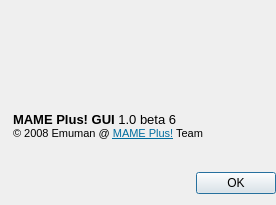
First picture: the form in trunk/qtui/about.ui, repository svn2github/mameplus, before the edit.
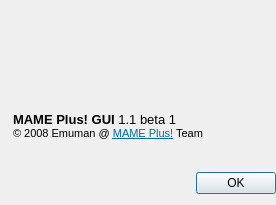
Second picture: the form after the edit. Icons and pictures are not drawn.

```diff
--- a/trunk/qtui/about.ui
+++ b/trunk/qtui/about.ui
@@ -49,7 +49,7 @@
 &lt;html>&lt;head>&lt;meta name="qrichtext" content="1" />&lt;style type="text/css">
 p, li { white-space: pre-wrap; }
 &lt;/style>&lt;/head>&lt;body style=" font-family:'MS Shell Dlg 2'; font-size:8.25pt; font-weight:400; font-style:normal;">
-&lt;p style=" margin-top:0px; margin-bottom:0px; margin-left:0px; margin-right:0px; -qt-block-indent:0; text-indent:0px; font-size:8pt;">&lt;span style=" font-size:10pt; font-weight:600;">MAME Plus! GUI &lt;/span>&lt;span style=" font-size:10pt;">1.0 beta 6&lt;/span>&lt;/p>
+&lt;p style=" margin-top:0px; margin-bottom:0px; margin-left:0px; margin-right:0px; -qt-block-indent:0; text-indent:0px; font-size:8pt;">&lt;span style=" font-size:10pt; font-weight:600;">MAME Plus! GUI &lt;/span>&lt;span style=" font-size:10pt;">1.1 beta 1&lt;/span>&lt;/p>
 &lt;p style=" margin-top:0px; margin-bottom:0px; margin-left:0px; margin-right:0px; -qt-block-indent:0; text-indent:0px; font-size:8pt;">© 2008 Emuman @ &lt;a href="http://mameicons.free.fr/mame32p/">&lt;span style=" text-decoration: underline; color:#006d9f;">MAME Plus!&lt;/span>&lt;/a> Team&lt;/p>&lt;/body>&lt;/html></string>
        </property>
        <property name="scaledContents" >
```
